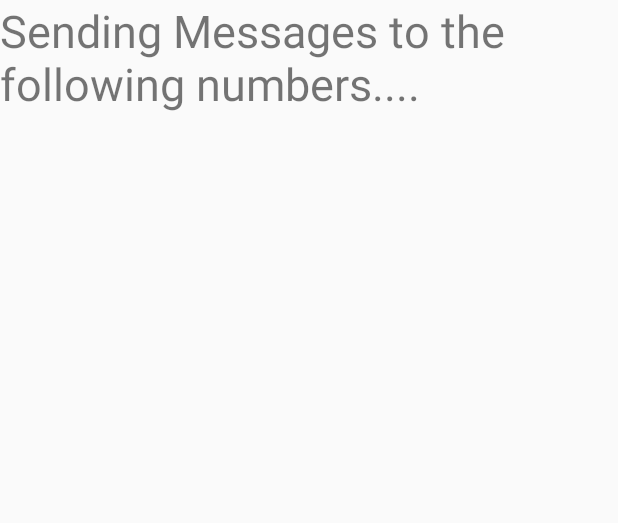
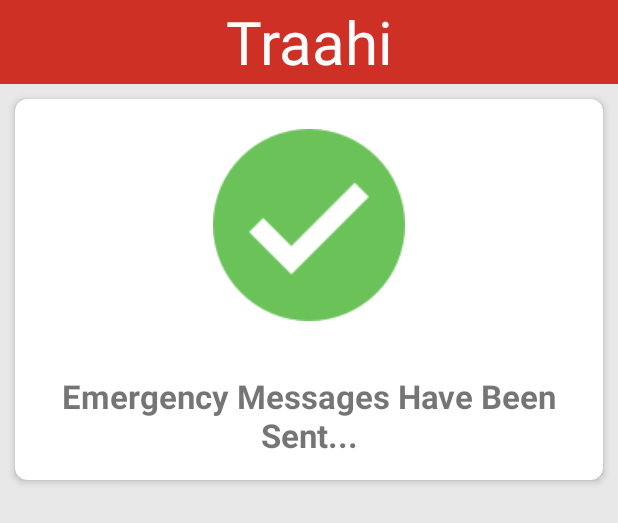
Before and after one commit to ashispnayak/Traahi, an Android app: the layout activity_send_messages.xml on its own in the app's theme, with its tools: preview values and no code run, on a phone screen of 412 x 824 dp. Shown: the top 523 px of the screen. Run offline under Robolectric (Android 15) with nearby library versions, the phone set to English and light mode, and no system bars.

Commit message:
Emergency Activity Designed

```diff
--- a/app/src/main/java/com/invincix/traahi/LoginActivity.java
+++ b/app/src/main/java/com/invincix/traahi/LoginActivity.java
@@ -398,7 +398,7 @@ public class LoginActivity extends AppCompatActivity {
                             finish();
                             Toast.makeText(LoginActivity.this,"Verification Done",Toast.LENGTH_SHORT).show();
 
-                            // ...
+
                         } else {
                              Log.w(TAG, "signInWithCredential:failure", task.getException());
                             if (task.getException() instanceof FirebaseAuthInvalidCredentialsException) {
--- a/app/src/main/java/com/invincix/traahi/MainActivity.java
+++ b/app/src/main/java/com/invincix/traahi/MainActivity.java
@@ -63,7 +63,7 @@ public class MainActivity extends AppCompatActivity
     private static final String TAG = MainActivity.class.getSimpleName();
 
     private final static int PLAY_SERVICES_RESOLUTION_REQUEST = 1000;
-    private DatabaseReference contactDatabase;
+    private DatabaseReference locationDatabase;
     private Location mLastLocation;
 
     // Google client to interact with Google API
@@ -381,6 +381,11 @@ public class MainActivity extends AppCompatActivity
            editor.putString("LATITUDE_SAVE", latitude);
            editor.putString("LONGITUDE_SAVE", longitude);
            editor.apply();
+           locationDatabase = FirebaseDatabase.getInstance().getReference().child("Users").child(ownNumber).child("Location");
+           locationDatabase.child("Lat").setValue(latitude);
+           locationDatabase.child("Long").setValue(longitude);
+
+
 
 
        } else {
--- a/app/src/main/java/com/invincix/traahi/SendMessages.java
+++ b/app/src/main/java/com/invincix/traahi/SendMessages.java
@@ -4,14 +4,18 @@ import android.Manifest;
 import android.content.Context;
 import android.content.SharedPreferences;
 import android.content.pm.PackageManager;
+import android.graphics.Typeface;
 import android.location.Location;
 import android.location.LocationListener;
 import android.location.LocationManager;
 import android.os.AsyncTask;
+import android.provider.ContactsContract;
 import android.support.v4.app.ActivityCompat;
 import android.support.v7.app.AppCompatActivity;
 import android.os.Bundle;
 import android.util.Log;
+import android.view.View;
+import android.widget.ImageView;
 import android.widget.TextView;
 import android.widget.Toast;
 
@@ -29,7 +33,8 @@ public class SendMessages extends AppCompatActivity {
     private static final int LOCATION_PERMISSION_REQUEST_CODE = 2;
     int counter;
     String[] data_phone_number=new String[8];
-    private TextView ph_1, ph_2, ph_3, ph_4, ph_5,ph_6,ph_7,ph_8,sendingmessages;
+    public TextView sentMessage, emergencyToolbarText;
+    public ImageView sent, notSent;
 
 
     @Override
@@ -43,6 +48,7 @@ public class SendMessages extends AppCompatActivity {
         SharedPreferences sharedPref = getSharedPreferences(MainActivity.STORE_DATA, Context.MODE_PRIVATE);
         SharedPreferences sharedPrefLogin = getSharedPreferences(LoginActivity.STORE_DATA_NAME, Context.MODE_PRIVATE);
         counter= (sharedPref.getInt("CONTACT_NUMBER",-1));
+        Log.e("COunter",String.valueOf(counter));
         for(int i=0;i<=counter;i++) {
             data_phone_number[i]=sharedPref.getString("LOCAL_PHONE_NUMBER_"+String.valueOf(i), null);
 
@@ -50,26 +56,15 @@ public class SendMessages extends AppCompatActivity {
 
         }
         String data_name = (sharedPrefLogin.getString("LOCAL_NAME", null));
-        ph_1 = (TextView) findViewById(R.id.ph_1);
-        ph_2 = (TextView) findViewById(R.id.ph_2);
-        ph_3 = (TextView) findViewById(R.id.ph_3);
-        ph_4 = (TextView) findViewById(R.id.ph_4);
-        ph_5 = (TextView) findViewById(R.id.ph_5);
-        ph_6 = (TextView) findViewById(R.id.ph_6);
-        ph_7 = (TextView) findViewById(R.id.ph_7);
-        ph_8 = (TextView) findViewById(R.id.ph_8);
 
-        sendingmessages = (TextView) findViewById(R.id.sendingmessage);
-        ph_1.setText(data_phone_number[0]);
-        ph_2.setText(data_phone_number[1]);
-        ph_3.setText(data_phone_number[2]);
-        ph_4.setText(data_phone_number[3]);
-        ph_5.setText(data_phone_number[4]);
-        ph_6.setText(data_phone_number[5]);
-        ph_7.setText(data_phone_number[6]);
-        ph_8.setText(data_phone_number[7]);
+        sentMessage = (TextView) findViewById(R.id.sentMessageText);
+        emergencyToolbarText = (TextView) findViewById(R.id.emergencytoolbartext);
+        sent = (ImageView) findViewById(R.id.sent) ;
+        notSent = (ImageView) findViewById(R.id.notSent) ;
+        Typeface typeface = Typeface.createFromAsset(getAssets(), "fonts/toolbarfont.ttf");
+        emergencyToolbarText.setTypeface(typeface);
 
-        sendingmessages.setText("Hii " + data_name + " sending messages");
+
 
 
         LocationManager locationManager = (LocationManager) getSystemService(Context.LOCATION_SERVICE);
@@ -106,6 +101,9 @@ public class SendMessages extends AppCompatActivity {
         });
             Location myLocation = locationManager.getLastKnownLocation(LocationManager.GPS_PROVIDER);
             if (myLocation == null) {
+                sent.setVisibility(View.GONE);
+                notSent.setVisibility(View.VISIBLE);
+                sentMessage.setText("Messages Not sent, Please Try again!");
                 Toast.makeText(getApplicationContext(), "Please Turn On Your Location", Toast.LENGTH_LONG).show();
 
             } else {
@@ -128,6 +126,9 @@ public class SendMessages extends AppCompatActivity {
 
                     }
                     else{
+                        sent.setVisibility(View.GONE);
+                        notSent.setVisibility(View.VISIBLE);
+                        sentMessage.setText("Provide atleast 4 numbers");
                         Toast.makeText(getApplicationContext(), "Provide atleast 4 numbers", Toast.LENGTH_LONG).show();
 
                     }
@@ -237,6 +238,7 @@ class SendMessageWithTouch extends AsyncTask<String, Void, String> {
 
         //android.util.Log.i(TAG, "no return");
         if (data == null) {
+
             android.util.Log.e(TAG, "Error Null");
         }
 
--- a/app/src/main/res/layout/activity_send_messages.xml
+++ b/app/src/main/res/layout/activity_send_messages.xml
@@ -1,89 +1,100 @@
 <?xml version="1.0" encoding="utf-8"?>
 <RelativeLayout xmlns:android="http://schemas.android.com/apk/res/android"
     xmlns:tools="http://schemas.android.com/tools"
+    xmlns:app="http://schemas.android.com/apk/res-auto"
     android:id="@+id/activity_send_messages"
     android:layout_width="match_parent"
     android:layout_height="match_parent"
+    android:background="#E8E8E8"
     tools:context="com.invincix.traahi.SendMessages">
-    <TextView
-        android:text="Sending Messages to the following numbers...."
-        android:layout_width="wrap_content"
+    <android.support.design.widget.AppBarLayout
+        android:layout_width="match_parent"
         android:layout_height="wrap_content"
-        android:textSize="30sp"
-        android:id="@+id/sendingmessage"
-        android:layout_marginBottom="84dp"
-        android:layout_alignParentStart="true" />
+        android:background="#cf3025"
+        android:id="@+id/emergencyappbar"
+        app:elevation="0dp"
+        android:theme="@style/AppTheme.AppBarOverlay">
 
-    <TextView
-        android:text=""
-        android:layout_width="wrap_content"
-        android:layout_height="wrap_content"
-        android:layout_alignParentTop="true"
-        android:layout_centerHorizontal="true"
-        android:layout_marginTop="84dp"
-        android:id="@+id/ph_1" />
+        <android.support.v7.widget.Toolbar
+            android:id="@+id/emergencytoolbar"
+            android:layout_width="match_parent"
+            android:background="#cf3025"
+            android:elevation="4dp"
+            android:layout_height="?attr/actionBarSize"
+            app:popupTheme="@style/AppTheme.PopupOverlay"
+            android:layout_gravity="bottom">
 
-    <TextView
-        android:text=""
-        android:layout_width="wrap_content"
-        android:layout_height="wrap_content"
-        android:layout_below="@+id/ph_1"
-        android:layout_alignEnd="@+id/ph_1"
-        android:layout_marginTop="17dp"
-        android:id="@+id/ph_2" />
 
-    <TextView
-        android:text=""
-        android:layout_width="wrap_content"
-        android:layout_height="wrap_content"
-        android:layout_below="@+id/sendingmessage"
-        android:layout_alignStart="@+id/ph_2"
-        android:id="@+id/ph_3" />
+            <TextView
+                android:id="@+id/emergencytoolbartext"
+                android:layout_width="wrap_content"
+                android:layout_height="wrap_content"
+                android:text="Traahi"
+                android:textColor="#fdfdfd"
+                android:textSize="40sp"
+                android:layout_gravity="center"
+                />
 
-    <TextView
-        android:text=""
-        android:layout_width="wrap_content"
-        android:layout_height="wrap_content"
-        android:layout_below="@+id/ph_3"
-        android:layout_alignStart="@+id/ph_3"
-        android:layout_marginTop="16dp"
-        android:id="@+id/ph_4" />
 
-    <TextView
-        android:text=""
-        android:layout_width="wrap_content"
-        android:layout_height="wrap_content"
-        android:layout_below="@+id/ph_4"
-        android:layout_alignStart="@+id/ph_4"
-        android:layout_marginTop="19dp"
-        android:id="@+id/ph_5" />
 
-    <TextView
-        android:text=""
-        android:layout_width="wrap_content"
-        android:layout_height="wrap_content"
-        android:layout_below="@+id/ph_5"
-        android:layout_alignStart="@+id/ph_5"
-        android:layout_marginTop="23dp"
-        android:id="@+id/ph_6" />
+        </android.support.v7.widget.Toolbar>
 
-    <TextView
-        android:text=""
-        android:layout_width="wrap_content"
-        android:layout_height="wrap_content"
-        android:layout_below="@+id/ph_6"
-        android:layout_alignStart="@+id/ph_6"
-        android:layout_marginTop="22dp"
-        android:id="@+id/ph_7" />
 
-    <TextView
-        android:text=""
-        android:layout_width="wrap_content"
-        android:layout_height="wrap_content"
-        android:layout_below="@+id/ph_7"
-        android:layout_alignStart="@+id/ph_7"
-        android:layout_marginTop="21dp"
-        android:id="@+id/ph_8" />
+    </android.support.design.widget.AppBarLayout>
+
+        <android.support.v7.widget.CardView
+            xmlns:android="http://schemas.android.com/apk/res/android"
+            xmlns:app="http://schemas.android.com/apk/res-auto"
+            android:layout_width="match_parent"
+            android:layout_height="wrap_content"
+            android:layout_gravity="center_horizontal"
+            android:layout_marginLeft="10dp"
+            android:layout_below="@+id/emergencyappbar"
+            android:padding="20dp"
+            app:cardCornerRadius="8dp"
+            app:cardElevation="3dp"
+            android:layout_marginRight="10dp"
+            android:layout_marginTop="10dp">
+            <LinearLayout
+                android:layout_width="match_parent"
+                android:layout_height="wrap_content"
+                android:orientation="vertical"
+                >
+            <ImageView
+                android:layout_width="match_parent"
+                android:layout_height="wrap_content"
+                android:src="@drawable/tick"
+                android:visibility="visible"
+                android:layout_margin="20dp"
+                android:id="@+id/sent"
+                android:layout_gravity="center"
+
+                />
+                <ImageView
+                    android:layout_width="match_parent"
+                    android:layout_height="wrap_content"
+                    android:src="@drawable/cross"
+                    android:id="@+id/notSent"
+                    android:layout_margin="20dp"
+                    android:layout_gravity="center"
+                    android:visibility="gone"
+
+                    />
+                <TextView
+                    android:layout_width="match_parent"
+                    android:layout_height="wrap_content"
+                    android:text="Emergency Messages Have Been Sent..."
+                    android:textAlignment="center"
+                    android:textStyle="bold"
+                    android:visibility="visible"
+                    android:layout_margin="15dp"
+                    android:id="@+id/sentMessageText"
+                    android:textSize="22sp"/>
+
+
+            </LinearLayout>
+        </android.support.v7.widget.CardView>
+
 
 
 </RelativeLayout>
```
Also changed, not shown: app/src/main/java/com/invincix/traahi/SafetyTips.java (+0 -7 lines), app/src/main/res/drawable-mdpi/cross.png (added), app/src/main/res/drawable-mdpi/tick.png (added).
